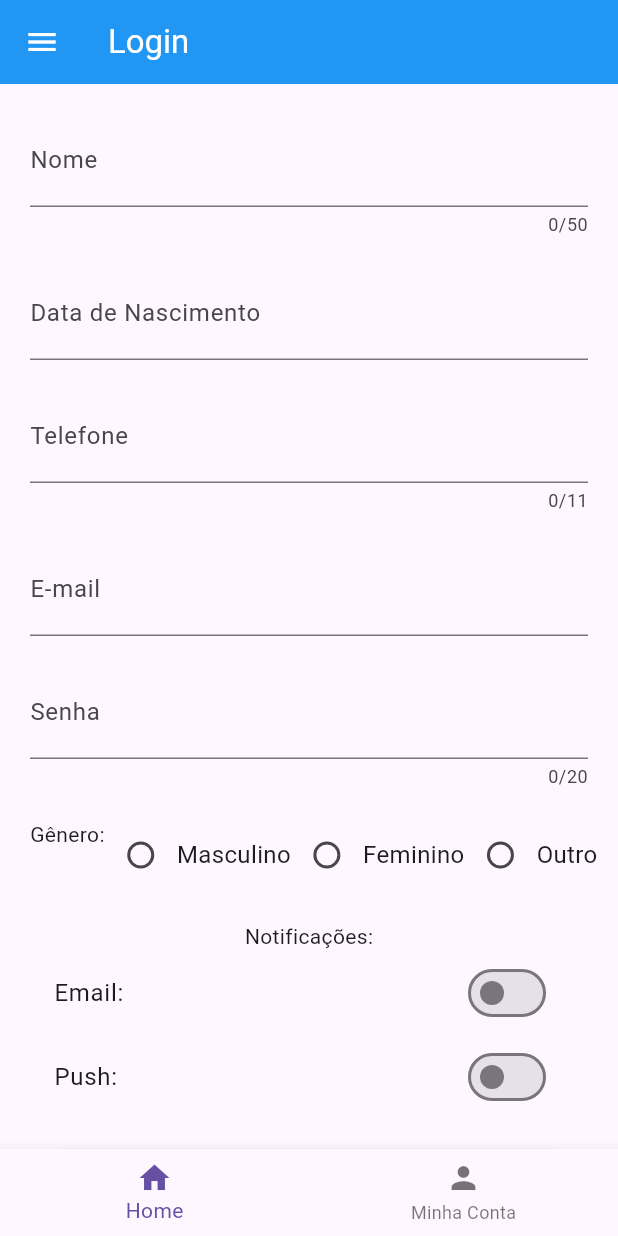
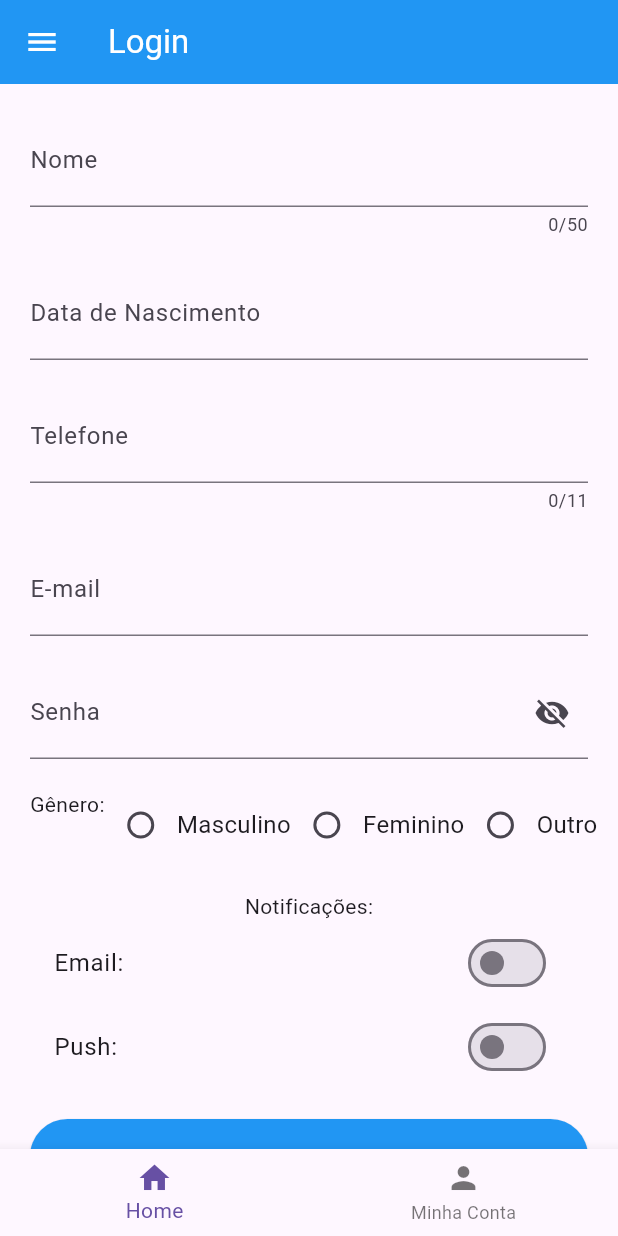
Before and after one commit to catfmcastro/LDDM_2024, a Flutter app: the screen it shows after launch, on a phone screen of 412 x 824 dp. Run offline on Flutter 3.47's test engine with Material 3 defaults, Android fonts, the phone set to English and light mode, and no system bars.

Commit message:
fim pratica 02

```diff
--- a/atividades/pratica02/pratica02/lib/main.dart
+++ b/atividades/pratica02/pratica02/lib/main.dart
@@ -80,12 +80,8 @@ class MyApp extends StatelessWidget {
                       height: 20,
                     ),
 
-                    const TextField(
-                      maxLength: 20,
-                      obscureText: true,
-                      decoration: InputDecoration(labelText: "Senha"),
-                      style: TextStyle(color: Colors.purple, fontSize: 20),
-                    ),
+                    // CAMPO DE SENHA
+                    PasswordField(),
 
                     const SizedBox(
                       height: 20,
@@ -128,6 +124,50 @@ class MyApp extends StatelessWidget {
                     ),
               )),
             )));
+  }
+}
+
+class PasswordField extends StatefulWidget {
+  @override
+  _PasswordFieldState createState() => _PasswordFieldState();
+}
+
+class _PasswordFieldState extends State<PasswordField> {
+  // Initially password is obscure
+  bool _obscureText = true;
+
+  // Toggles the password show status
+  void _toggle() {
+    setState(() {
+      _obscureText = !_obscureText;
+    });
+  }
+
+  @override
+  Widget build(BuildContext context) {
+    return Container(
+      child: Column(
+        children: <Widget>[
+          TextFormField(
+            obscureText: _obscureText,
+            style: TextStyle(color: Colors.purple, fontSize: 20),
+            decoration: InputDecoration(
+              labelText: "Senha",
+              suffixIcon: IconButton(
+                icon: Icon(
+                  _obscureText ? Icons.visibility_off : Icons.visibility,
+                ),
+                onPressed:
+                    _toggle, // Adiciona a função _toggle ao pressionar o ícone
+              ),
+            ),
+            // FlatButton(
+            //     onPressed: _toggle,
+            //     child: new Text(_obscureText ? "Show" : "Hide"))
+          )
+        ],
+      ),
+    );
   }
 }
 
```
Lines whose indentation alone changed are shown as unchanged.
